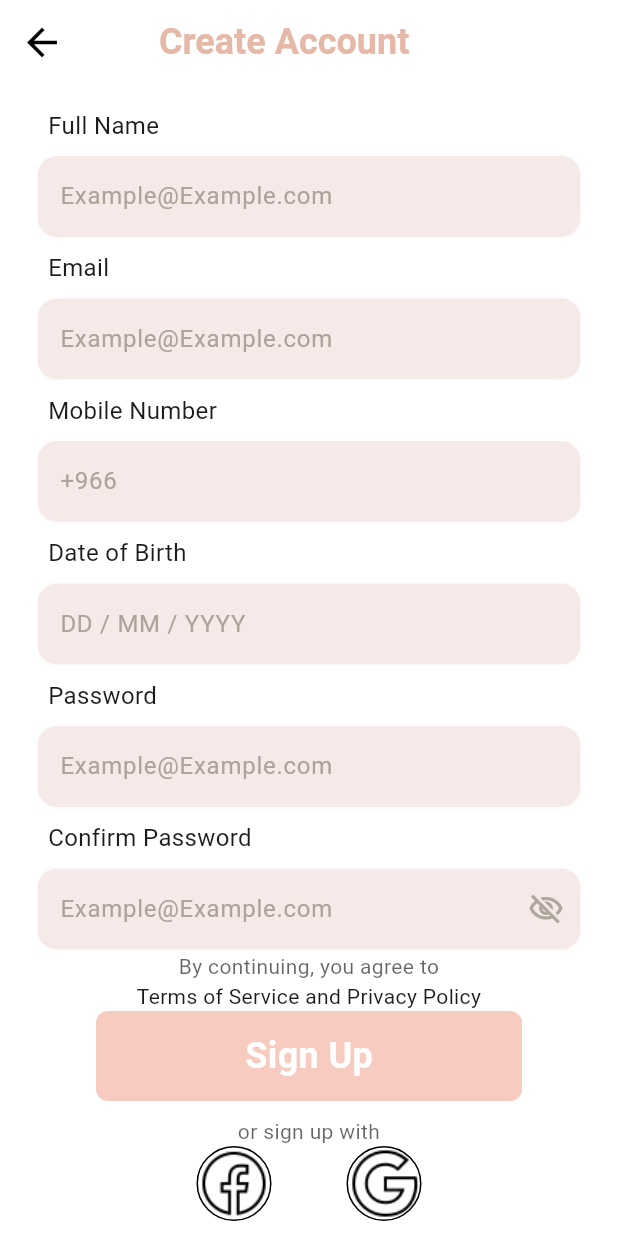
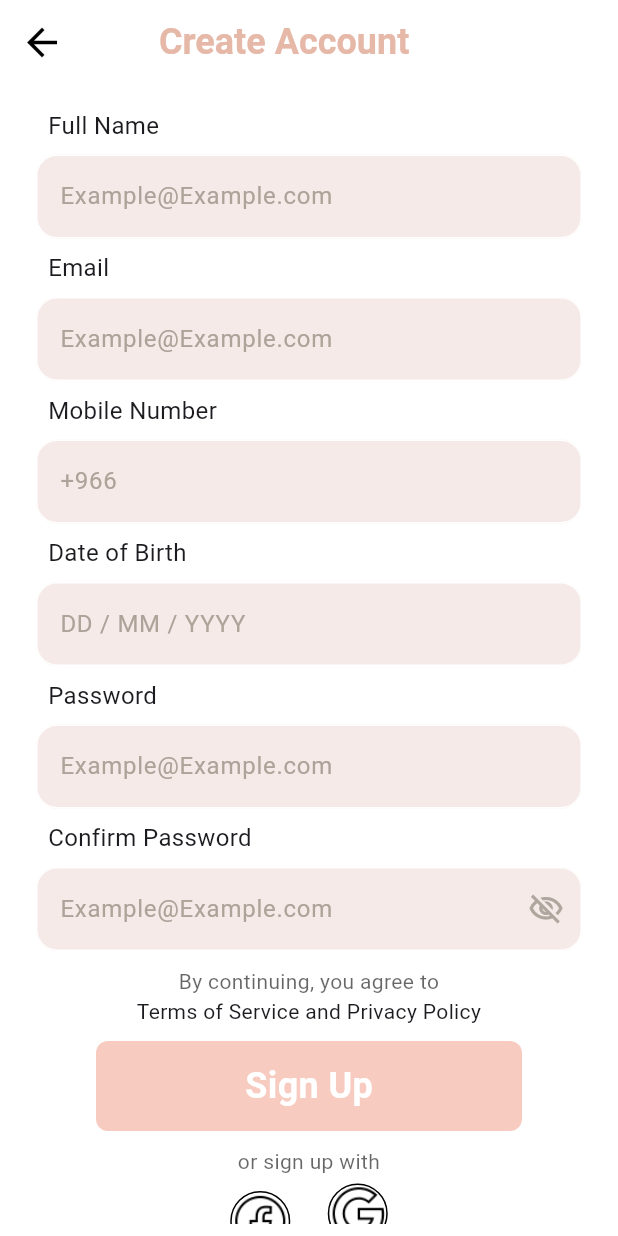
Before and after one commit to MohamedAliShosha/Auth_Flow, a Flutter app: the screen it shows after launch, on a phone screen of 412 x 824 dp. Run offline on Flutter 3.47's test engine with Material 3 defaults, Android fonts, the phone set to English and light mode, and no system bars.

Commit message:
enhance layout of SignUpViewBody and CustomButton with improved padding and margin adjustments

```diff
--- a/lib/widgets/custom_button.dart
+++ b/lib/widgets/custom_button.dart
@@ -9,7 +9,7 @@ class CustomButton extends StatelessWidget {
   @override
   Widget build(BuildContext context) {
     return Padding(
-      padding: const EdgeInsets.only(right: 40, left: 40, bottom: 10),
+      padding: const EdgeInsets.only(right: 40, left: 40, bottom: 10, top: 10),
       child: Container(
         decoration: BoxDecoration(
           borderRadius: BorderRadius.circular(8),
--- a/lib/widgets/sign_up_view_body.dart
+++ b/lib/widgets/sign_up_view_body.dart
@@ -77,10 +77,13 @@ class SignUpViewBody extends StatelessWidget {
                 ),
               ],
             ),
-            Text(
-              textAlign: TextAlign.center,
-              'By continuing, you agree to ',
-              style: TextStyle(color: Colors.black.withOpacity(0.6)),
+            Padding(
+              padding: const EdgeInsets.only(top: 10),
+              child: Text(
+                textAlign: TextAlign.center,
+                'By continuing, you agree to ',
+                style: TextStyle(color: Colors.black.withOpacity(0.6)),
+              ),
             ),
             const Text(
               textAlign: TextAlign.center,
@@ -98,8 +101,9 @@ class SignUpViewBody extends StatelessWidget {
               mainAxisAlignment: MainAxisAlignment.center,
               children: [
                 Container(
-                  width: 50,
-                  height: 50,
+                  margin: EdgeInsets.only(top: 10),
+                  width: 40,
+                  height: 40,
                   decoration: BoxDecoration(
                     shape: BoxShape.circle,
                     border: Border.all(
@@ -110,11 +114,11 @@ class SignUpViewBody extends StatelessWidget {
                   child: Image.asset('assets/images/icons8-facebook-50.png'),
                 ),
                 const SizedBox(
-                  width: 50,
+                  width: 25,
                 ),
                 Container(
-                  width: 50,
-                  height: 50,
+                  width: 40,
+                  height: 40,
                   decoration: BoxDecoration(
                     shape: BoxShape.circle,
                     border: Border.all(
```
